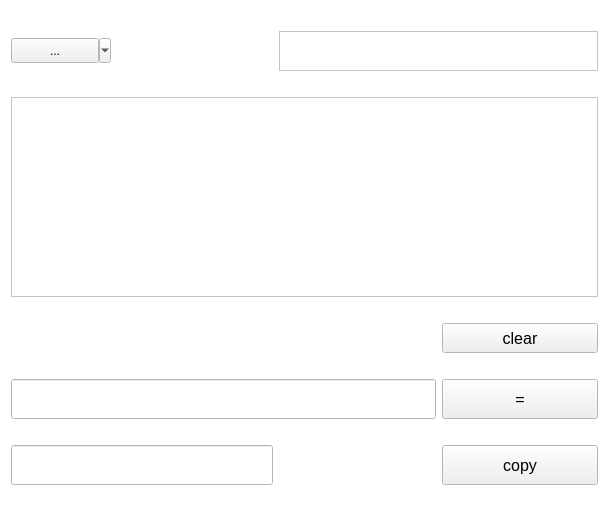
The window that standartvisualcalculator.ui (YuarenArt/VisualCalculator) describes before a commit, drawn with Qt 5.
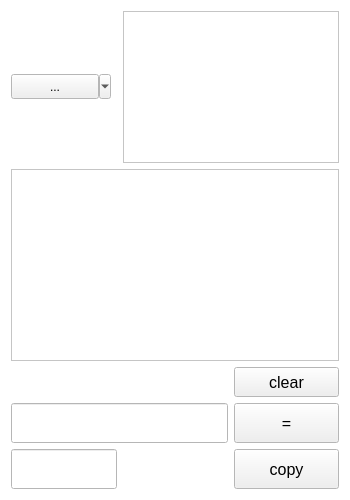
The same window after the commit.

What changed in the file:
```diff
--- a/standartvisualcalculator.ui
+++ b/standartvisualcalculator.ui
@@ -6,10 +6,16 @@
    <rect>
     <x>0</x>
     <y>0</y>
-    <width>609</width>
-    <height>518</height>
+    <width>350</width>
+    <height>500</height>
    </rect>
   </property>
+  <property name="sizePolicy">
+   <sizepolicy hsizetype="MinimumExpanding" vsizetype="MinimumExpanding">
+    <horstretch>0</horstretch>
+    <verstretch>0</verstretch>
+   </sizepolicy>
+  </property>
   <property name="minimumSize">
    <size>
     <width>300</width>
@@ -95,7 +101,117 @@
      <layout class="QHBoxLayout" name="mainHorizontalLaout">
       <item>
        <layout class="QGridLayout" name="mainGrid">
-        <item row="0" column="2" colspan="2">
+        <item row="3" column="3">
+         <widget class="QPushButton" name="clearBtn">
+          <property name="minimumSize">
+           <size>
+            <width>60</width>
+            <height>30</height>
+           </size>
+          </property>
+          <property name="font">
+           <font>
+            <pointsize>12</pointsize>
+           </font>
+          </property>
+          <property name="text">
+           <string>clear</string>
+          </property>
+         </widget>
+        </item>
+        <item row="5" column="3">
+         <widget class="QPushButton" name="equalBtn">
+          <property name="minimumSize">
+           <size>
+            <width>60</width>
+            <height>40</height>
+           </size>
+          </property>
+          <property name="font">
+           <font>
+            <pointsize>12</pointsize>
+           </font>
+          </property>
+          <property name="text">
+           <string>=</string>
+          </property>
+         </widget>
+        </item>
+        <item row="5" column="0" colspan="3">
+         <widget class="QLineEdit" name="lineEdit">
+          <property name="minimumSize">
+           <size>
+            <width>100</width>
+            <height>40</height>
+           </size>
+          </property>
+          <property name="text">
+           <string/>
+          </property>
+         </widget>
+        </item>
+        <item row="7" column="3">
+         <widget class="QPushButton" name="copyBtn">
+          <property name="minimumSize">
+           <size>
+            <width>60</width>
+            <height>40</height>
+           </size>
+          </property>
+          <property name="font">
+           <font>
+            <pointsize>12</pointsize>
+           </font>
+          </property>
+          <property name="text">
+           <string>copy</string>
+          </property>
+         </widget>
+        </item>
+        <item row="7" column="0" colspan="2">
+         <widget class="QLineEdit" name="showResult">
+          <property name="minimumSize">
+           <size>
+            <width>0</width>
+            <height>40</height>
+           </size>
+          </property>
+          <property name="dragEnabled">
+           <bool>false</bool>
+          </property>
+          <property name="readOnly">
+           <bool>true</bool>
+          </property>
+         </widget>
+        </item>
+        <item row="2" column="0" colspan="4">
+         <widget class="QTextEdit" name="textShow">
+          <property name="enabled">
+           <bool>true</bool>
+          </property>
+          <property name="minimumSize">
+           <size>
+            <width>120</width>
+            <height>100</height>
+           </size>
+          </property>
+          <property name="maximumSize">
+           <size>
+            <width>16777215</width>
+            <height>200</height>
+           </size>
+          </property>
+          <property name="font">
+           <font>
+            <pointsize>16</pointsize>
+           </font>
+          </property>
+          <property name="readOnly">
+           <bool>true</bool>
+          </property>
+         </widget>
+        </item>
+        <item row="0" column="2" rowspan="2" colspan="2">
          <widget class="QListWidget" name="historyList">
           <property name="sizePolicy">
            <sizepolicy hsizetype="Minimum" vsizetype="Minimum">
@@ -132,56 +248,7 @@
           </property>
          </widget>
         </item>
-        <item row="2" column="3">
-         <widget class="QPushButton" name="clearBtn">
-          <property name="minimumSize">
-           <size>
-            <width>60</width>
-            <height>30</height>
-           </size>
-          </property>
-          <property name="font">
-           <font>
-            <pointsize>12</pointsize>
-           </font>
-          </property>
-          <property name="text">
-           <string>clear</string>
-          </property>
-         </widget>
-        </item>
-        <item row="6" column="3">
-         <widget class="QPushButton" name="copyBtn">
-          <property name="minimumSize">
-           <size>
-            <width>60</width>
-            <height>40</height>
-           </size>
-          </property>
-          <property name="font">
-           <font>
-            <pointsize>12</pointsize>
-           </font>
-          </property>
-          <property name="text">
-           <string>copy</string>
-          </property>
-         </widget>
-        </item>
-        <item row="4" column="0" colspan="3">
-         <widget class="QLineEdit" name="lineEdit">
-          <property name="minimumSize">
-           <size>
-            <width>100</width>
-            <height>40</height>
-           </size>
-          </property>
-          <property name="text">
-           <string/>
-          </property>
-         </widget>
-        </item>
-        <item row="0" column="0">
+        <item row="0" column="0" rowspan="2">
          <widget class="QToolButton" name="menuChoice">
           <property name="sizePolicy">
            <sizepolicy hsizetype="Maximum" vsizetype="Fixed">
@@ -221,67 +288,6 @@
           </property>
          </widget>
         </item>
-        <item row="4" column="3">
-         <widget class="QPushButton" name="equalBtn">
-          <property name="minimumSize">
-           <size>
-            <width>60</width>
-            <height>40</height>
-           </size>
-          </property>
-          <property name="font">
-           <font>
-            <pointsize>12</pointsize>
-           </font>
-          </property>
-          <property name="text">
-           <string>=</string>
-          </property>
-         </widget>
-        </item>
-        <item row="1" column="0" colspan="4">
-         <widget class="QTextEdit" name="textShow">
-          <property name="enabled">
-           <bool>true</bool>
-          </property>
-          <property name="minimumSize">
-           <size>
-            <width>120</width>
-            <height>100</height>
-           </size>
-          </property>
-          <property name="maximumSize">
-           <size>
-            <width>16777215</width>
-            <height>200</height>
-           </size>
-          </property>
-          <property name="font">
-           <font>
-            <pointsize>16</pointsize>
-           </font>
-          </property>
-          <property name="readOnly">
-           <bool>true</bool>
-          </property>
-         </widget>
-        </item>
-        <item row="6" column="0" colspan="2">
-         <widget class="QLineEdit" name="showResult">
-          <property name="minimumSize">
-           <size>
-            <width>0</width>
-            <height>40</height>
-           </size>
-          </property>
-          <property name="dragEnabled">
-           <bool>false</bool>
-          </property>
-          <property name="readOnly">
-           <bool>true</bool>
-          </property>
-         </widget>
-        </item>
        </layout>
       </item>
      </layout>
```
Left out of the diff: 8 changed lines with no effect on the pictures.
